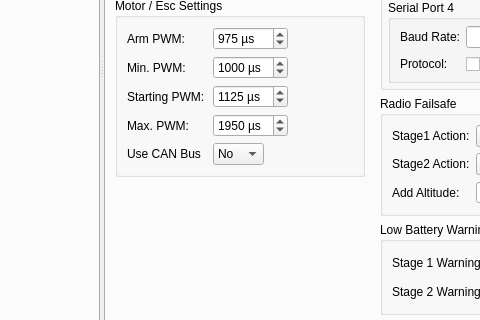
The window that src/ui/qgcautoquad.ui (mpaperno/qgroundcontrol_aq) describes before a commit, drawn with Qt 5; both pictures show x 171 to 651 and y 372 to 692 of the 1200 by 880 pixel window.
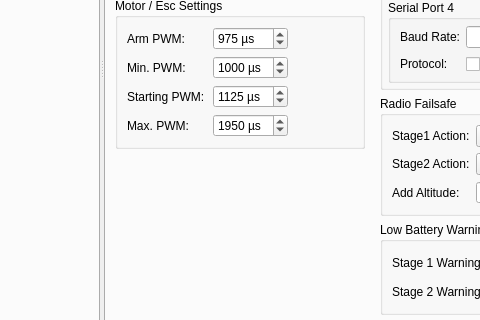
The same window after the commit. The open tabs and pages were chosen to show the change. Icons and pictures are not drawn.

Commit message: All tooltips to HTML; remove mistaken MOT_CAN setting.

```diff
--- a/src/ui/qgcautoquad.ui
+++ b/src/ui/qgcautoquad.ui
@@ -5764,33 +5764,6 @@
                    </property>
                   </widget>
                  </item>
-                 <item row="4" column="0">
-                  <widget class="QLabel" name="label_MOT_CAN">
-                   <property name="text">
-                    <string>Use CAN Bus</string>
-                   </property>
-                  </widget>
-                 </item>
-                 <item row="4" column="1">
-                  <widget class="QComboBox" name="MOT_CAN">
-                   <property name="sizePolicy">
-                    <sizepolicy hsizetype="Maximum" vsizetype="Fixed">
-                     <horstretch>0</horstretch>
-                     <verstretch>0</verstretch>
-                    </sizepolicy>
-                   </property>
-                   <item>
-                    <property name="text">
-                     <string>No</string>
-                    </property>
-                   </item>
-                   <item>
-                    <property name="text">
-                     <string>Yes</string>
-                    </property>
-                   </item>
-                  </widget>
-                 </item>
                 </layout>
                </widget>
               </item>
```
Left out of the diff: 165 changed lines with no effect on the pictures.
